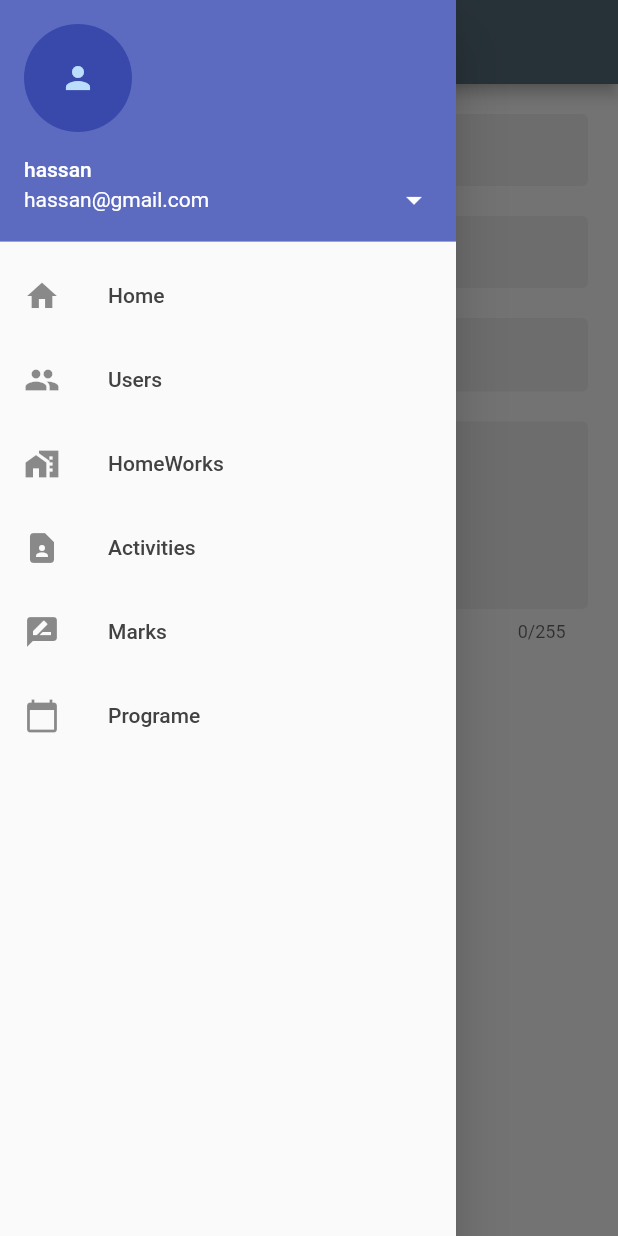
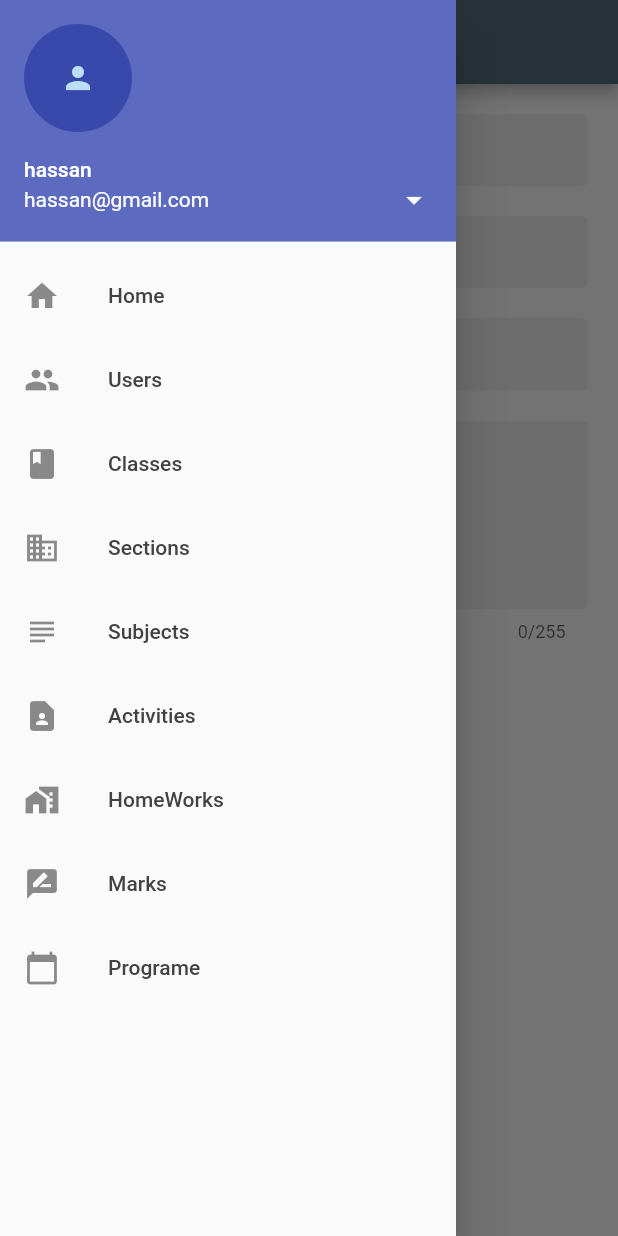
Before and after one commit to hassanalkhabaz/management_school, a Flutter app: the AddActivity screen opened by its route, with the side drawer open, on a phone screen of 412 x 824 dp. Run offline on Flutter 3.47's test engine with Material 2 defaults, Android fonts, the phone set to English and light mode, and no system bars; drawn by our look-alikes of flutter_form_builder; our stand-ins replace image_picker, shared_preferences; accounts and stored records are empty.

Commit message:
add class/ add section/add subject added to drawer

```diff
--- a/lib/main.dart
+++ b/lib/main.dart
@@ -1,7 +1,10 @@
 import 'package:management_school/ui/pages/add_activity.dart';
+import 'package:management_school/ui/pages/add_class.dart';
 import 'package:management_school/ui/pages/add_homeword.dart';
 import 'package:management_school/ui/pages/add_mark.dart';
 import 'package:management_school/ui/pages/add_programe.dart';
+import 'package:management_school/ui/pages/add_section.dart';
+import 'package:management_school/ui/pages/add_subject.dart';
 import 'package:management_school/ui/pages/add_user.dart';
 import 'package:management_school/ui/pages/alerts.dart';
 import 'package:management_school/ui/pages/forgot_password.dart';
@@ -34,6 +37,9 @@ class MyApp extends StatelessWidget {
         '/add_activity': (context) => AddActivity(),
         '/add_programe': (context) => AddPrograme(),
         '/add_mark': (context) => AddMark(),
+        '/add_class': (context) => AddClass(),
+        '/add_section': (context) => AddSection(),
+        '/add_subject': (context) => AddSubject(),
         '/profile': (context) => Profile(),
         '/home': (context) => Home(),
         '/alerts': (context) => Alerts(),
--- a/lib/ui/widgets/MyDrawer.dart
+++ b/lib/ui/widgets/MyDrawer.dart
@@ -38,17 +38,36 @@ class MyDrawer extends StatelessWidget {
               onTap: () {
                 Navigator.of(context).pushNamed('/add_user');
               }),
+
           buildListTile(
-              icon: Icon(Icons.home_work),
-              title: 'HomeWorks',
+              icon: Icon(Icons.class_),
+              title: 'Classes',
               onTap: () {
-                Navigator.of(context).pushNamed('/add_homework');
+                Navigator.of(context).pushNamed('/add_class');
+              }),
+          buildListTile(
+              icon: Icon(Icons.business_outlined),
+              title: 'Sections',
+              onTap: () {
+                Navigator.of(context).pushNamed('/add_section');
+              }),
+          buildListTile(
+              icon: Icon(Icons.subject),
+              title: 'Subjects',
+              onTap: () {
+                Navigator.of(context).pushNamed('/add_subject');
               }),
           buildListTile(
               icon: Icon(Icons.contact_page),
               title: 'Activities',
               onTap: () {
                 Navigator.of(context).pushNamed('/add_activity');
+              }),
+          buildListTile(
+              icon: Icon(Icons.home_work),
+              title: 'HomeWorks',
+              onTap: () {
+                Navigator.of(context).pushNamed('/add_homework');
               }),
           buildListTile(
               icon: Icon(Icons.rate_review),
```
